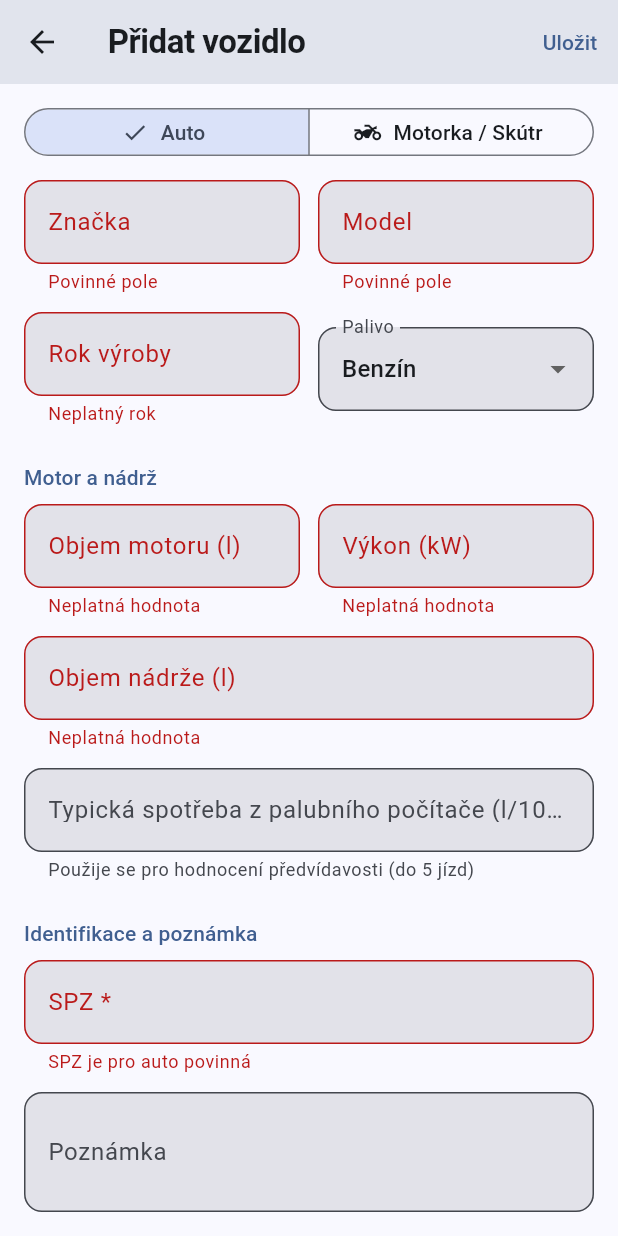
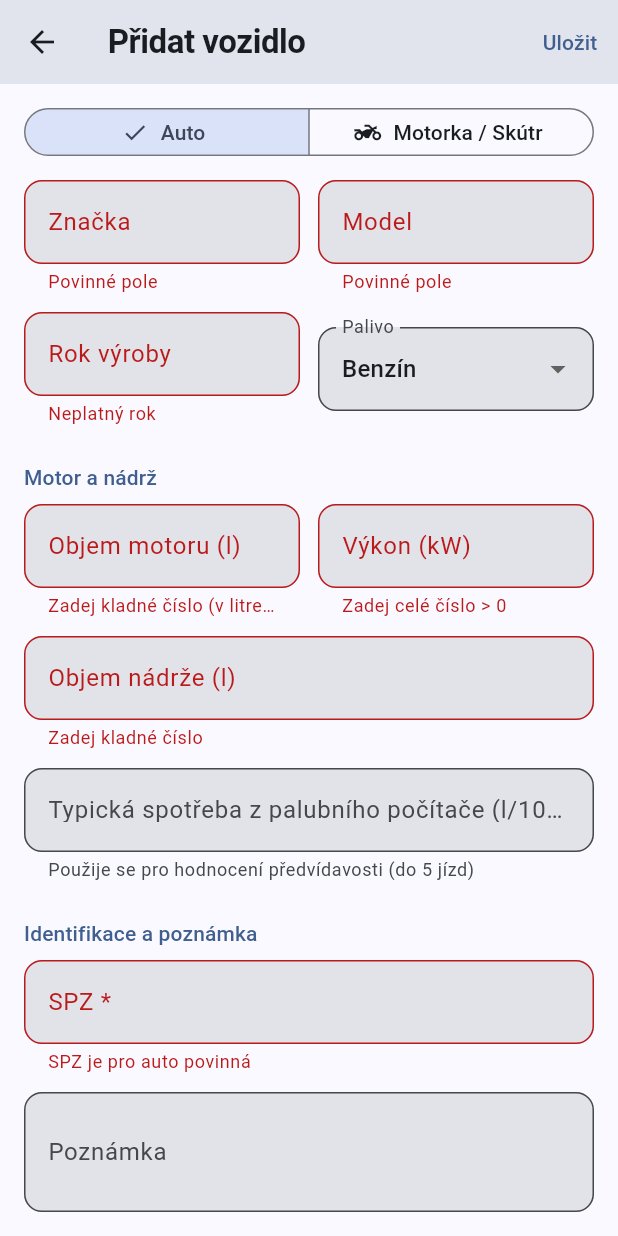
Before and after one commit to Belzeus30/DriveData, a Flutter app: the AddEditCarScreen screen opened directly, scrolled down 32 dp, after a tap on "Přidat vozidlo", on a phone screen of 412 x 824 dp. Run offline on Flutter 3.47's test engine with Material 3 defaults, Android fonts, the phone set to English and light mode, and no system bars; our stand-ins replace file_picker, fl_chart, flutter_local_notifications, flutter_timezone, google_sign_in, image_picker and 6 more; missing offline and left inert: extension_google_sign_in_as_googleapis_auth, googleapis; accounts and stored records are empty.

Commit message:
fix: vehicle form - positive value validation, motorcycle-aware hints with cm3 helper

```diff
--- a/lib/screens/cars/add_edit_car_screen.dart
+++ b/lib/screens/cars/add_edit_car_screen.dart
@@ -200,18 +200,33 @@ class _AddEditCarScreenState extends State<AddEditCarScreen> {
                 Expanded(
                   child: TextFormField(
                     controller: _engineVolCtrl,
-                    decoration: const InputDecoration(labelText: 'Objem motoru (l)', hintText: '1.6'),
+                    decoration: InputDecoration(
+                      labelText: 'Objem motoru (l)',
+                      hintText: _vehicleType == 'Motorka / Skútr' ? '0.05' : '1.6',
+                      helperText: _vehicleType == 'Motorka / Skútr' ? '49 cm³ = 0.049 l' : null,
+                    ),
                     keyboardType: const TextInputType.numberWithOptions(decimal: true),
-                    validator: (v) => double.tryParse(v ?? '') == null ? 'Neplatná hodnota' : null,
+                    validator: (v) {
+                      final n = double.tryParse(v ?? '');
+                      if (n == null || n <= 0) return 'Zadej kladné číslo (v litrech)';
+                      return null;
+                    },
                   ),
                 ),
                 const SizedBox(width: 12),
                 Expanded(
                   child: TextFormField(
                     controller: _powerCtrl,
-                    decoration: const InputDecoration(labelText: 'Výkon (kW)', hintText: '85'),
+                    decoration: InputDecoration(
+                      labelText: 'Výkon (kW)',
+                      hintText: _vehicleType == 'Motorka / Skútr' ? '2' : '85',
+                    ),
                     keyboardType: TextInputType.number,
-                    validator: (v) => int.tryParse(v ?? '') == null ? 'Neplatná hodnota' : null,
+                    validator: (v) {
+                      final n = int.tryParse(v ?? '');
+                      if (n == null || n <= 0) return 'Zadej celé číslo > 0';
+                      return null;
+                    },
                   ),
                 ),
               ],
@@ -219,9 +234,16 @@ class _AddEditCarScreenState extends State<AddEditCarScreen> {
             const SizedBox(height: 12),
             TextFormField(
               controller: _tankCtrl,
-              decoration: const InputDecoration(labelText: 'Objem nádrže (l)', hintText: '55'),
+              decoration: InputDecoration(
+                labelText: 'Objem nádrže (l)',
+                hintText: _vehicleType == 'Motorka / Skútr' ? '4.5' : '55',
+              ),
               keyboardType: const TextInputType.numberWithOptions(decimal: true),
-              validator: (v) => double.tryParse(v ?? '') == null ? 'Neplatná hodnota' : null,
+              validator: (v) {
+                final n = double.tryParse(v ?? '');
+                if (n == null || n <= 0) return 'Zadej kladné číslo';
+                return null;
+              },
             ),
             const SizedBox(height: 12),
             TextFormField(
```
